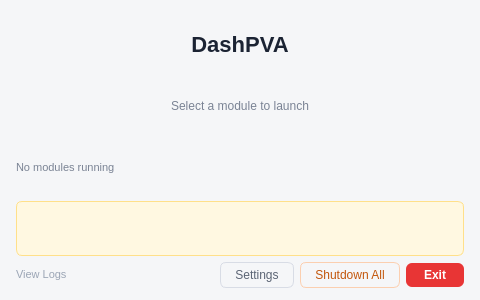
Qt form src/dashpva/gui/launcher/launcher.ui (AdvancedPhotonSource/DashPVA) before a commit.
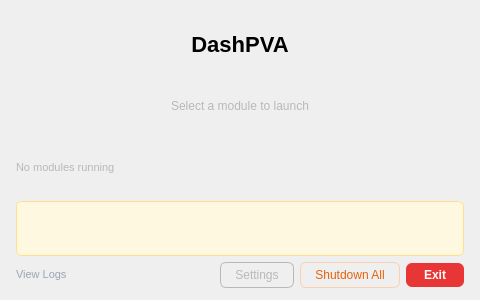
The same form after that commit.

Commit message: fix: dark mode support, exit dialog, and launcher label updates

Patch:
```diff
--- a/src/dashpva/gui/launcher/launcher.ui
+++ b/src/dashpva/gui/launcher/launcher.ui
@@ -22,23 +22,23 @@
   <property name="styleSheet">
    <string notr="true">
 QDialog {
-    background-color: #F5F6F8;
+    background-color: palette(window);
 }
 
 QLabel#lbl_header {
     font-size: 22px;
     font-weight: 700;
-    color: #1B2333;
+    color: palette(window-text);
 }
 
 QLabel#lbl_subtitle {
     font-size: 12px;
-    color: #7A8394;
+    color: palette(mid);
 }
 
 QLabel#lbl_status {
     font-size: 11px;
-    color: #7A8394;
+    color: palette(mid);
 }
 
 QLabel#lbl_info {
@@ -51,9 +51,9 @@
 }
 
 QPushButton {
-    background-color: #FFFFFF;
-    color: #1B2333;
-    border: 1px solid #E0E4EB;
+    background-color: palette(button);
+    color: palette(button-text);
+    border: 1px solid palette(mid);
     border-radius: 7px;
     padding: 9px 14px;
     font-size: 13px;
@@ -73,15 +73,15 @@
 }
 
 QPushButton:disabled {
-    background-color: #EBF0FF;
-    border-color: #A8C0F0;
-    color: #4B6EF5;
+    background-color: palette(midlight);
+    border-color: palette(mid);
+    color: palette(highlight);
 }
 
 QPushButton#btn_settings {
     background: transparent;
-    color: #5B6474;
-    border: 1px solid #D8DCE5;
+    color: palette(mid);
+    border: 1px solid palette(mid);
     border-radius: 6px;
     padding: 5px 14px;
     font-size: 12px;
@@ -97,7 +97,7 @@
 
 QPushButton#btn_shutdown_all {
     background: transparent;
-    color: #C2550A;
+    color: #E8600A;
     border: 1px solid #FBCFB0;
     border-radius: 6px;
     padding: 5px 14px;
@@ -112,8 +112,8 @@
 }
 
 QPushButton#btn_shutdown_all:disabled {
-    color: #C4C9D2;
-    border-color: #E8ECF0;
+    color: palette(mid);
+    border-color: palette(mid);
 }
 
 QPushButton#btn_exit {
```
Left out of the diff: 18 changed lines with no effect on the pictures. The commit also changes 2 other files.
